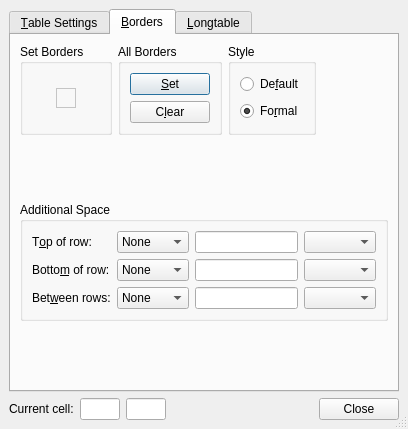
Before: the Qt Designer form src/frontends/qt4/ui/TabularUi.ui in cburschka/lyx, drawn with Qt 5.
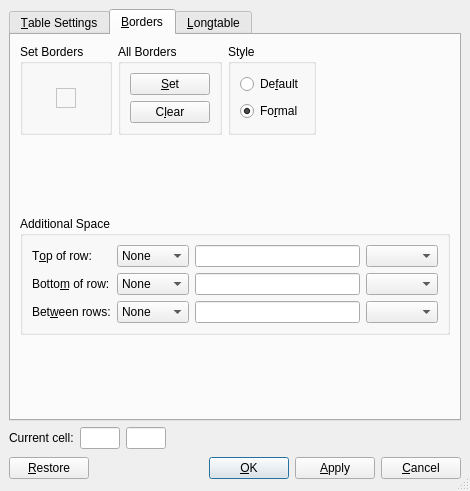
After: the same form once the commit is applied. The open tabs and pages were chosen to show the change. Custom widgets are drawn as their Qt base class.

The edit to the form file:
```diff
--- a/src/frontends/qt4/ui/TabularUi.ui
+++ b/src/frontends/qt4/ui/TabularUi.ui
@@ -1,12 +1,12 @@
 <ui version="4.0">
  <class>TabularUi</class>
- <widget class="QDialog" name="TabularUi">
-  <property name="geometry">
+ <widget class="QDialog" name="TabularUi" >
+  <property name="geometry" >
    <rect>
     <x>0</x>
     <y>0</y>
-    <width>378</width>
-    <height>401</height>
+    <width>470</width>
+    <height>491</height>
    </rect>
   </property>
   <property name="windowTitle">
@@ -22,102 +22,9 @@
    <property name="spacing">
     <number>6</number>
    </property>
-   <item row="1" column="0">
-    <layout class="QHBoxLayout">
-     <property name="spacing">
-      <number>6</number>
-     </property>
-     <property name="margin">
-      <number>0</number>
-     </property>
-     <item>
-      <widget class="QLabel" name="TextLabel1">
-       <property name="text">
-        <string>Current cell:</string>
-       </property>
-      </widget>
-     </item>
-     <item>
-      <widget class="QLineEdit" name="tabularRowED">
-       <property name="sizePolicy">
-        <sizepolicy hsizetype="Fixed" vsizetype="Fixed">
-         <horstretch>0</horstretch>
-         <verstretch>0</verstretch>
-        </sizepolicy>
-       </property>
-       <property name="maximumSize">
-        <size>
-         <width>40</width>
-         <height>32767</height>
-        </size>
-       </property>
-       <property name="focusPolicy">
-        <enum>Qt::NoFocus</enum>
-       </property>
-       <property name="toolTip">
-        <string>Current row position</string>
-       </property>
-      </widget>
-     </item>
-     <item>
-      <widget class="QLineEdit" name="tabularColumnED">
-       <property name="sizePolicy">
-        <sizepolicy hsizetype="Fixed" vsizetype="Fixed">
-         <horstretch>0</horstretch>
-         <verstretch>0</verstretch>
-        </sizepolicy>
-       </property>
-       <property name="maximumSize">
-        <size>
-         <width>40</width>
-         <height>32767</height>
-        </size>
-       </property>
-       <property name="focusPolicy">
-        <enum>Qt::NoFocus</enum>
-       </property>
-       <property name="toolTip">
-        <string>Current column position</string>
-       </property>
-      </widget>
-     </item>
-     <item>
-      <spacer>
-       <property name="orientation">
-        <enum>Qt::Horizontal</enum>
-       </property>
-       <property name="sizeType">
-        <enum>QSizePolicy::Expanding</enum>
-       </property>
-       <property name="sizeHint" stdset="0">
-        <size>
-         <width>20</width>
-         <height>20</height>
-        </size>
-       </property>
-      </spacer>
-     </item>
-     <item>
-      <widget class="QPushButton" name="closePB">
-       <property name="sizePolicy">
-        <sizepolicy hsizetype="Fixed" vsizetype="Fixed">
-         <horstretch>0</horstretch>
-         <verstretch>0</verstretch>
-        </sizepolicy>
-       </property>
-       <property name="text">
-        <string>Close</string>
-       </property>
-       <property name="autoDefault">
-        <bool>false</bool>
-       </property>
-      </widget>
-     </item>
-    </layout>
-   </item>
-   <item row="0" column="0">
-    <widget class="QTabWidget" name="TabWidget">
-     <property name="toolTip">
+   <item row="0" column="0" >
+    <widget class="QTabWidget" name="TabWidget" >
+     <property name="toolTip" >
       <string/>
      </property>
      <property name="tabShape">
@@ -428,10 +335,257 @@
       <attribute name="title">
        <string>&amp;Borders</string>
       </attribute>
-      <layout class="QGridLayout" name="gridLayout_8">
-       <item row="0" column="0">
-        <widget class="QGroupBox" name="setBordersGB">
-         <property name="title">
+      <layout class="QGridLayout" >
+       <property name="margin" >
+        <number>9</number>
+       </property>
+       <property name="spacing" >
+        <number>6</number>
+       </property>
+       <item row="3" column="1" >
+        <spacer>
+         <property name="orientation" >
+          <enum>Qt::Vertical</enum>
+         </property>
+         <property name="sizeHint" >
+          <size>
+           <width>20</width>
+           <height>43</height>
+          </size>
+         </property>
+        </spacer>
+       </item>
+       <item row="2" column="0" colspan="4" >
+        <widget class="QGroupBox" name="SpaceGB" >
+         <property name="title" >
+          <string>Additional Space</string>
+         </property>
+         <layout class="QGridLayout" >
+          <property name="margin" >
+           <number>9</number>
+          </property>
+          <property name="spacing" >
+           <number>6</number>
+          </property>
+          <item row="0" column="0" >
+           <widget class="QLabel" name="topspaceLA" >
+            <property name="text" >
+             <string>T&amp;op of row:</string>
+            </property>
+            <property name="buddy" >
+             <cstring>topspaceCO</cstring>
+            </property>
+           </widget>
+          </item>
+          <item row="0" column="2" >
+           <widget class="QLineEdit" name="topspaceED" />
+          </item>
+          <item row="0" column="3" >
+           <widget class="LengthCombo" name="topspaceUnit" />
+          </item>
+          <item row="0" column="1" >
+           <widget class="QComboBox" name="topspaceCO" >
+            <item>
+             <property name="text" >
+              <string>None</string>
+             </property>
+            </item>
+            <item>
+             <property name="text" >
+              <string>Default</string>
+             </property>
+            </item>
+            <item>
+             <property name="text" >
+              <string>Custom</string>
+             </property>
+            </item>
+           </widget>
+          </item>
+          <item row="1" column="1" >
+           <widget class="QComboBox" name="bottomspaceCO" >
+            <item>
+             <property name="text" >
+              <string>None</string>
+             </property>
+            </item>
+            <item>
+             <property name="text" >
+              <string>Default</string>
+             </property>
+            </item>
+            <item>
+             <property name="text" >
+              <string>Custom</string>
+             </property>
+            </item>
+           </widget>
+          </item>
+          <item row="1" column="3" >
+           <widget class="LengthCombo" name="bottomspaceUnit" />
+          </item>
+          <item row="1" column="2" >
+           <widget class="QLineEdit" name="bottomspaceED" />
+          </item>
+          <item row="1" column="0" >
+           <widget class="QLabel" name="bottomspaceLA" >
+            <property name="text" >
+             <string>Botto&amp;m of row:</string>
+            </property>
+            <property name="buddy" >
+             <cstring>bottomspaceCO</cstring>
+            </property>
+           </widget>
+          </item>
+          <item row="2" column="2" >
+           <widget class="QLineEdit" name="interlinespaceED" />
+          </item>
+          <item row="2" column="0" >
+           <widget class="QLabel" name="interlinespaceLA" >
+            <property name="text" >
+             <string>Bet&amp;ween rows:</string>
+            </property>
+            <property name="buddy" >
+             <cstring>interlinespaceCO</cstring>
+            </property>
+           </widget>
+          </item>
+          <item row="2" column="1" >
+           <widget class="QComboBox" name="interlinespaceCO" >
+            <item>
+             <property name="text" >
+              <string>None</string>
+             </property>
+            </item>
+            <item>
+             <property name="text" >
+              <string>Default</string>
+             </property>
+            </item>
+            <item>
+             <property name="text" >
+              <string>Custom</string>
+             </property>
+            </item>
+           </widget>
+          </item>
+          <item row="2" column="3" >
+           <widget class="LengthCombo" name="interlinespaceUnit" />
+          </item>
+         </layout>
+        </widget>
+       </item>
+       <item row="1" column="1" >
+        <spacer>
+         <property name="orientation" >
+          <enum>Qt::Vertical</enum>
+         </property>
+         <property name="sizeHint" >
+          <size>
+           <width>20</width>
+           <height>44</height>
+          </size>
+         </property>
+        </spacer>
+       </item>
+       <item row="0" column="3" >
+        <spacer>
+         <property name="orientation" >
+          <enum>Qt::Horizontal</enum>
+         </property>
+         <property name="sizeType" >
+          <enum>QSizePolicy::Expanding</enum>
+         </property>
+         <property name="sizeHint" >
+          <size>
+           <width>63</width>
+           <height>20</height>
+          </size>
+         </property>
+        </spacer>
+       </item>
+       <item row="0" column="2" >
+        <widget class="QGroupBox" name="borderStyleGB" >
+         <property name="title" >
+          <string>Style</string>
+         </property>
+         <layout class="QGridLayout" >
+          <property name="margin" >
+           <number>9</number>
+          </property>
+          <property name="spacing" >
+           <number>6</number>
+          </property>
+          <item row="1" column="0" >
+           <widget class="QRadioButton" name="booktabsRB" >
+            <property name="toolTip" >
+             <string>Use formal (a.k.a. booktabs) border style (no vertical borders)</string>
+            </property>
+            <property name="text" >
+             <string>Fo&amp;rmal</string>
+            </property>
+            <property name="checked" >
+             <bool>true</bool>
+            </property>
+           </widget>
+          </item>
+          <item row="0" column="0" >
+           <widget class="QRadioButton" name="borderDefaultRB" >
+            <property name="toolTip" >
+             <string>Use default (grid-like) border style</string>
+            </property>
+            <property name="text" >
+             <string>De&amp;fault</string>
+            </property>
+           </widget>
+          </item>
+         </layout>
+        </widget>
+       </item>
+       <item row="0" column="1" >
+        <widget class="QGroupBox" name="allBordersGB" >
+         <property name="title" >
+          <string>All Borders</string>
+         </property>
+         <layout class="QGridLayout" >
+          <property name="margin" >
+           <number>9</number>
+          </property>
+          <property name="spacing" >
+           <number>6</number>
+          </property>
+          <item row="0" column="0" >
+           <widget class="QPushButton" name="borderSetPB" >
+            <property name="toolTip" >
+             <string>Set all borders of the current (selected) cell(s)</string>
+            </property>
+            <property name="text" >
+             <string>&amp;Set</string>
+            </property>
+            <property name="checkable" >
+             <bool>false</bool>
+            </property>
+           </widget>
+          </item>
+          <item row="1" column="0" >
+           <widget class="QPushButton" name="borderUnsetPB" >
+            <property name="toolTip" >
+             <string>Unset all borders of the current (selected) cell(s)</string>
+            </property>
+            <property name="text" >
+             <string>C&amp;lear</string>
+            </property>
+            <property name="checkable" >
+             <bool>false</bool>
+            </property>
+           </widget>
+          </item>
+         </layout>
+        </widget>
+       </item>
+       <item row="0" column="0" >
+        <widget class="QGroupBox" name="setBordersGB" >
+         <property name="title" >
           <string>Set Borders</string>
          </property>
          <layout class="QGridLayout">
@@ -950,241 +1104,6 @@
          </layout>
         </widget>
        </item>
-       <item row="0" column="1">
-        <widget class="QGroupBox" name="allBordersGB">
-         <property name="title">
-          <string>All Borders</string>
-         </property>
-         <layout class="QGridLayout">
-          <property name="margin">
-           <number>9</number>
-          </property>
-          <property name="spacing">
-           <number>6</number>
-          </property>
-          <item row="0" column="0">
-           <widget class="QPushButton" name="borderSetPB">
-            <property name="toolTip">
-             <string>Set all borders of the current (selected) cell(s)</string>
-            </property>
-            <property name="text">
-             <string>&amp;Set</string>
-            </property>
-           </widget>
-          </item>
-          <item row="1" column="0">
-           <widget class="QPushButton" name="borderUnsetPB">
-            <property name="toolTip">
-             <string>Unset all borders of the current (selected) cell(s)</string>
-            </property>
-            <property name="text">
-             <string>C&amp;lear</string>
-            </property>
-           </widget>
-          </item>
-         </layout>
-        </widget>
-       </item>
-       <item row="0" column="2">
-        <widget class="QGroupBox" name="borderStyleGB">
-         <property name="title">
-          <string>Style</string>
-         </property>
-         <layout class="QGridLayout">
-          <property name="margin">
-           <number>9</number>
-          </property>
-          <property name="spacing">
-           <number>6</number>
-          </property>
-          <item row="1" column="0">
-           <widget class="QRadioButton" name="booktabsRB">
-            <property name="toolTip">
-             <string>Use formal (a.k.a. booktabs) border style (no vertical borders)</string>
-            </property>
-            <property name="text">
-             <string>Fo&amp;rmal</string>
-            </property>
-            <property name="checked">
-             <bool>true</bool>
-            </property>
-           </widget>
-          </item>
-          <item row="0" column="0">
-           <widget class="QRadioButton" name="borderDefaultRB">
-            <property name="toolTip">
-             <string>Use default (grid-like) border style</string>
-            </property>
-            <property name="text">
-             <string>De&amp;fault</string>
-            </property>
-           </widget>
-          </item>
-         </layout>
-        </widget>
-       </item>
-       <item row="0" column="3">
-        <spacer>
-         <property name="orientation">
-          <enum>Qt::Horizontal</enum>
-         </property>
-         <property name="sizeType">
-          <enum>QSizePolicy::Expanding</enum>
-         </property>
-         <property name="sizeHint" stdset="0">
-          <size>
-           <width>63</width>
-           <height>20</height>
-          </size>
-         </property>
-        </spacer>
-       </item>
-       <item row="1" column="1">
-        <spacer name="spacer_4">
-         <property name="orientation">
-          <enum>Qt::Vertical</enum>
-         </property>
-         <property name="sizeHint" stdset="0">
-          <size>
-           <width>20</width>
-           <height>44</height>
-          </size>
-         </property>
-        </spacer>
-       </item>
-       <item row="2" column="0" colspan="4">
-        <widget class="QGroupBox" name="SpaceGB">
-         <property name="title">
-          <string>Additional Space</string>
-         </property>
-         <layout class="QGridLayout">
-          <property name="margin">
-           <number>9</number>
-          </property>
-          <property name="spacing">
-           <number>6</number>
-          </property>
-          <item row="0" column="0">
-           <widget class="QLabel" name="topspaceLA">
-            <property name="text">
-             <string>T&amp;op of row:</string>
-            </property>
-            <property name="buddy">
-             <cstring>topspaceCO</cstring>
-            </property>
-           </widget>
-          </item>
-          <item row="0" column="2">
-           <widget class="QLineEdit" name="topspaceED"/>
-          </item>
-          <item row="0" column="3">
-           <widget class="LengthCombo" name="topspaceUnit"/>
-          </item>
-          <item row="0" column="1">
-           <widget class="QComboBox" name="topspaceCO">
-            <item>
-             <property name="text">
-              <string>None</string>
-             </property>
-            </item>
-            <item>
-             <property name="text">
-              <string>Default</string>
-             </property>
-            </item>
-            <item>
-             <property name="text">
-              <string>Custom</string>
-             </property>
-            </item>
-           </widget>
-          </item>
-          <item row="1" column="1">
-           <widget class="QComboBox" name="bottomspaceCO">
-            <item>
-             <property name="text">
-              <string>None</string>
-             </property>
-            </item>
-            <item>
-             <property name="text">
-              <string>Default</string>
-             </property>
-            </item>
-            <item>
-             <property name="text">
-              <string>Custom</string>
-             </property>
-            </item>
-           </widget>
-          </item>
-          <item row="1" column="3">
-           <widget class="LengthCombo" name="bottomspaceUnit"/>
-          </item>
-          <item row="1" column="2">
-           <widget class="QLineEdit" name="bottomspaceED"/>
-          </item>
-          <item row="1" column="0">
-           <widget class="QLabel" name="bottomspaceLA">
-            <property name="text">
-             <string>Botto&amp;m of row:</string>
-            </property>
-            <property name="buddy">
-             <cstring>bottomspaceCO</cstring>
-            </property>
-           </widget>
-          </item>
-          <item row="2" column="2">
-           <widget class="QLineEdit" name="interlinespaceED"/>
-          </item>
-          <item row="2" column="0">
-           <widget class="QLabel" name="interlinespaceLA">
-            <property name="text">
-             <string>Bet&amp;ween rows:</string>
-            </property>
-            <property name="buddy">
-             <cstring>interlinespaceCO</cstring>
-            </property>
-           </widget>
-          </item>
-          <item row="2" column="1">
-           <widget class="QComboBox" name="interlinespaceCO">
-            <item>
-             <property name="text">
-              <string>None</string>
-             </property>
-            </item>
-            <item>
-             <property name="text">
-              <string>Default</string>
-             </property>
-            </item>
-            <item>
-             <property name="text">
-              <string>Custom</string>
-             </property>
-            </item>
-           </widget>
-          </item>
-          <item row="2" column="3">
-           <widget class="LengthCombo" name="interlinespaceUnit"/>
-          </item>
-         </layout>
-        </widget>
-       </item>
-       <item row="3" column="1">
-        <spacer>
-         <property name="orientation">
-          <enum>Qt::Vertical</enum>
-         </property>
-         <property name="sizeHint" stdset="0">
-          <size>
-           <width>20</width>
-           <height>43</height>
-          </size>
-         </property>
-        </spacer>
-       </item>
       </layout>
      </widget>
      <widget class="QWidget" name="Longtables">
@@ -1475,6 +1394,150 @@
      </widget>
     </widget>
    </item>
+   <item row="2" column="0" >
+    <layout class="QHBoxLayout" >
+     <property name="margin" >
+      <number>0</number>
+     </property>
+     <property name="spacing" >
+      <number>6</number>
+     </property>
+     <item>
+      <widget class="QPushButton" name="restorePB" >
+       <property name="text" >
+        <string>&amp;Restore</string>
+       </property>
+       <property name="autoDefault" >
+        <bool>false</bool>
+       </property>
+      </widget>
+     </item>
+     <item>
+      <spacer>
+       <property name="orientation" >
+        <enum>Qt::Horizontal</enum>
+       </property>
+       <property name="sizeHint" >
+        <size>
+         <width>31</width>
+         <height>27</height>
+        </size>
+       </property>
+      </spacer>
+     </item>
+     <item>
+      <widget class="QPushButton" name="okPB" >
+       <property name="text" >
+        <string>&amp;OK</string>
+       </property>
+       <property name="default" >
+        <bool>true</bool>
+       </property>
+      </widget>
+     </item>
+     <item>
+      <widget class="QPushButton" name="applyPB" >
+       <property name="text" >
+        <string>&amp;Apply</string>
+       </property>
+       <property name="autoDefault" >
+        <bool>false</bool>
+       </property>
+      </widget>
+     </item>
+     <item>
+      <widget class="QPushButton" name="closePB" >
+       <property name="text" >
+        <string>&amp;Cancel</string>
+       </property>
+       <property name="autoDefault" >
+        <bool>false</bool>
+       </property>
+      </widget>
+     </item>
+    </layout>
+   </item>
+   <item row="1" column="0" >
+    <layout class="QHBoxLayout" >
+     <property name="margin" >
+      <number>0</number>
+     </property>
+     <property name="spacing" >
+      <number>6</number>
+     </property>
+     <item>
+      <widget class="QLabel" name="TextLabel1" >
+       <property name="text" >
+        <string>Current cell:</string>
+       </property>
+      </widget>
+     </item>
+     <item>
+      <widget class="QLineEdit" name="tabularRowED" >
+       <property name="sizePolicy" >
+        <sizepolicy>
+         <hsizetype>0</hsizetype>
+         <vsizetype>0</vsizetype>
+         <horstretch>0</horstretch>
+         <verstretch>0</verstretch>
+        </sizepolicy>
+       </property>
+       <property name="maximumSize" >
+        <size>
+         <width>40</width>
+         <height>32767</height>
+        </size>
+       </property>
+       <property name="focusPolicy" >
+        <enum>Qt::NoFocus</enum>
+       </property>
+       <property name="toolTip" >
+        <string>Current row position</string>
+       </property>
+      </widget>
+     </item>
+     <item>
+      <widget class="QLineEdit" name="tabularColumnED" >
+       <property name="sizePolicy" >
+        <sizepolicy>
+         <hsizetype>0</hsizetype>
+         <vsizetype>0</vsizetype>
+         <horstretch>0</horstretch>
+         <verstretch>0</verstretch>
+        </sizepolicy>
+       </property>
+       <property name="maximumSize" >
+        <size>
+         <width>40</width>
+         <height>32767</height>
+        </size>
+       </property>
+       <property name="focusPolicy" >
+        <enum>Qt::NoFocus</enum>
+       </property>
+       <property name="toolTip" >
+        <string>Current column position</string>
+       </property>
+      </widget>
+     </item>
+     <item>
+      <spacer>
+       <property name="orientation" >
+        <enum>Qt::Horizontal</enum>
+       </property>
+       <property name="sizeType" >
+        <enum>QSizePolicy::Expanding</enum>
+       </property>
+       <property name="sizeHint" >
+        <size>
+         <width>20</width>
+         <height>20</height>
+        </size>
+       </property>
+      </spacer>
+     </item>
+    </layout>
+   </item>
   </layout>
  </widget>
  <customwidgets>
```
Left out of the diff: 1111 changed lines with no effect on the pictures.
